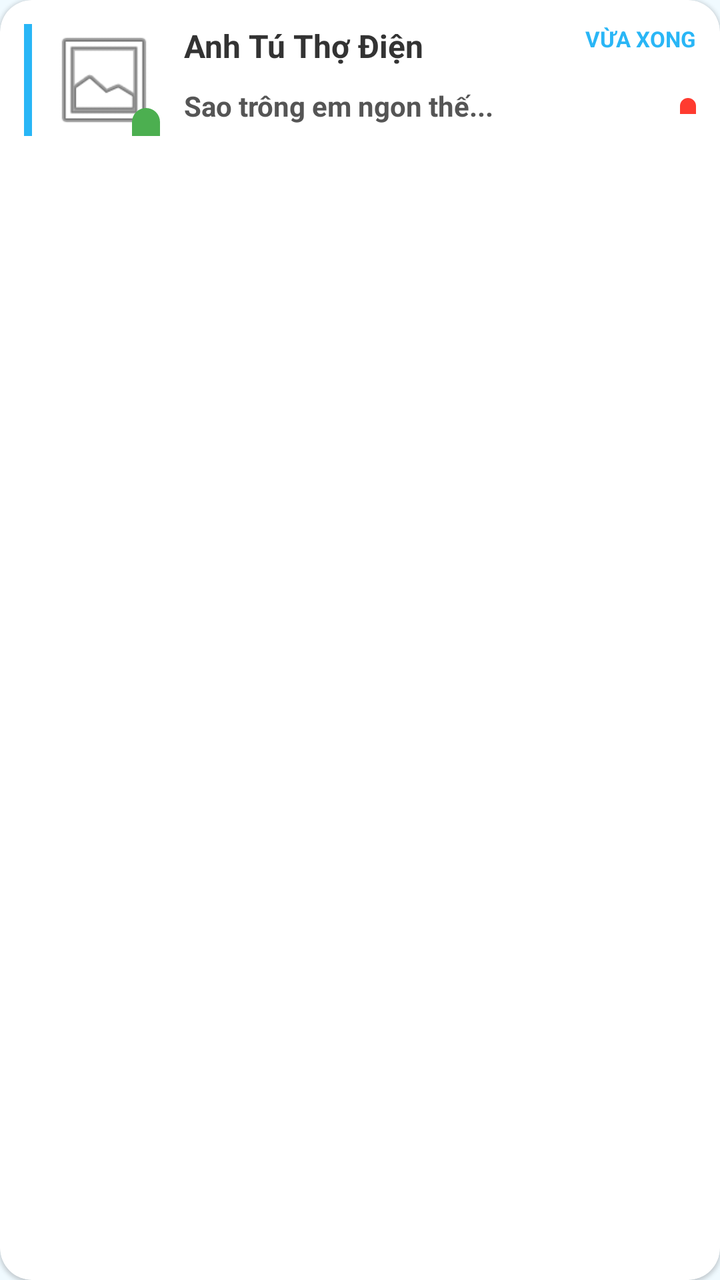
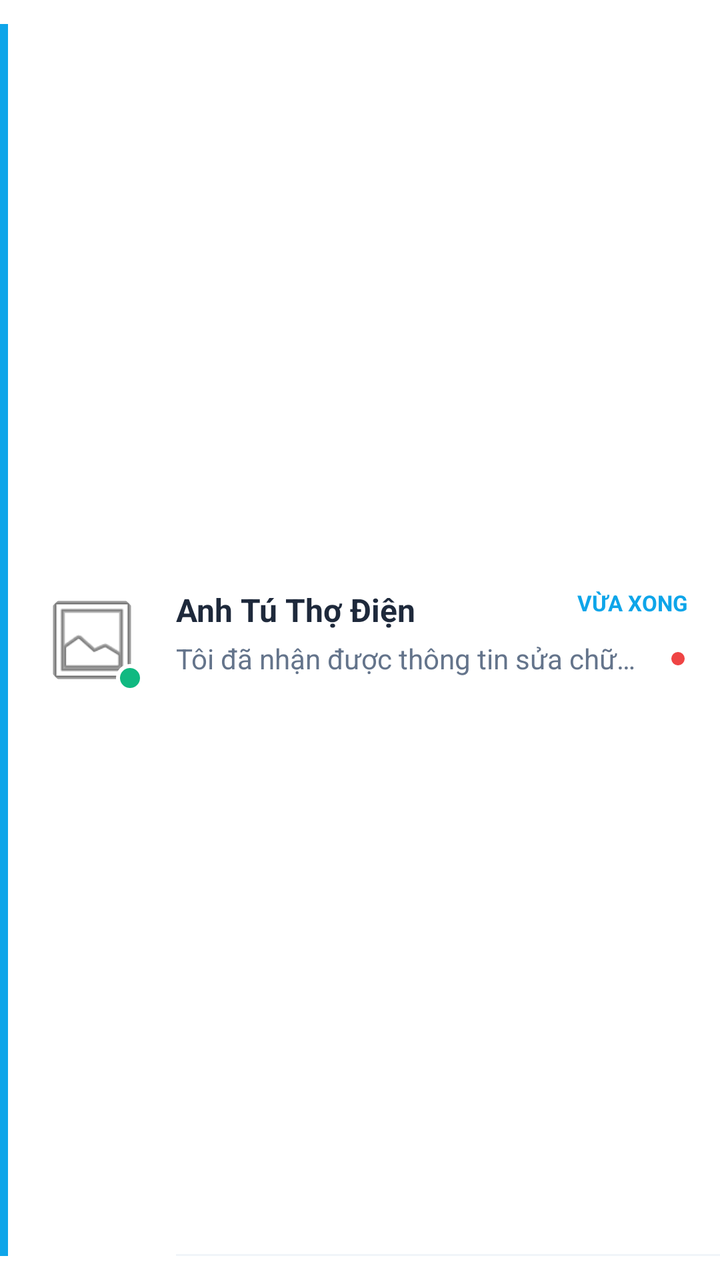

Screens rendered from an Android XML layout before and after an edit, with the pre-edit source and the edit as a unified diff.
<!-- AndroidManifest.xml: application theme Theme.FixItVN -->
<!-- res/layout/item_chat_customer.xml -->
<?xml version="1.0" encoding="utf-8"?>
<com.google.android.material.card.MaterialCardView
    xmlns:android="http://schemas.android.com/apk/res/android"
    xmlns:app="http://schemas.android.com/apk/res-auto"
    android:layout_width="match_parent"
    android:layout_height="wrap_content"
    android:layout_marginHorizontal="16dp"
    android:layout_marginVertical="6dp"
    app:cardBackgroundColor="@android:color/white"
    app:cardCornerRadius="16dp"
    app:cardElevation="1dp"
    app:strokeWidth="0dp">

    <androidx.constraintlayout.widget.ConstraintLayout
        android:layout_width="match_parent"
        android:layout_height="wrap_content"
        android:padding="12dp">

        
        
        <View
            android:id="@+id/viewActiveBorder"
            android:layout_width="4dp"
            android:layout_height="0dp"
            android:background="#29B6F6"
            app:layout_constraintBottom_toBottomOf="parent"
            app:layout_constraintStart_toStartOf="parent"
            app:layout_constraintTop_toTopOf="parent" />

        
        <ImageView
            android:id="@+id/ivAvatar"
            android:layout_width="56dp"
            android:layout_height="56dp"
            android:layout_marginStart="8dp"
            android:background="@drawable/bg_bottom_sheet"
            android:src="@android:drawable/ic_menu_gallery"
            app:layout_constraintBottom_toBottomOf="parent"
            app:layout_constraintStart_toEndOf="@id/viewActiveBorder"
            app:layout_constraintTop_toTopOf="parent" />

        
        <View
            android:id="@+id/viewOnlineDot"
            android:layout_width="14dp"
            android:layout_height="14dp"
            android:background="@drawable/bg_bottom_sheet"
            android:backgroundTint="#4CAF50"
            app:layout_constraintBottom_toBottomOf="@id/ivAvatar"
            app:layout_constraintEnd_toEndOf="@id/ivAvatar" />

        
        <TextView
            android:id="@+id/tvName"
            android:layout_width="0dp"
            android:layout_height="wrap_content"
            android:layout_marginStart="12dp"
            android:layout_marginEnd="8dp"
            android:text="Anh Tú Thợ Điện"
            android:textColor="#333333"
            android:textSize="16sp"
            android:textStyle="bold"
            app:layout_constraintEnd_toStartOf="@id/tvTime"
            app:layout_constraintStart_toEndOf="@id/ivAvatar"
            app:layout_constraintTop_toTopOf="@id/ivAvatar" />

        
        <TextView
            android:id="@+id/tvTime"
            android:layout_width="wrap_content"
            android:layout_height="wrap_content"
            android:text="VỪA XONG"
            android:textColor="#29B6F6"
            android:textSize="11sp"
            android:textStyle="bold"
            app:layout_constraintEnd_toEndOf="parent"
            app:layout_constraintTop_toTopOf="@id/tvName" />

        
        <TextView
            android:id="@+id/tvLastMessage"
            android:layout_width="0dp"
            android:layout_height="wrap_content"
            android:layout_marginTop="4dp"
            android:layout_marginEnd="8dp"
            android:ellipsize="end"
            android:maxLines="1"
            android:text="Sao trông em ngon thế..."
            android:textColor="#555555"
            android:textSize="14sp"
            android:textStyle="bold"
            app:layout_constraintBottom_toBottomOf="@id/ivAvatar"
            app:layout_constraintEnd_toStartOf="@id/viewUnreadDot"
            app:layout_constraintStart_toStartOf="@id/tvName"
            app:layout_constraintTop_toBottomOf="@id/tvName" />

        
        <View
            android:id="@+id/viewUnreadDot"
            android:layout_width="8dp"
            android:layout_height="8dp"
            android:background="@drawable/bg_bottom_sheet"
            android:backgroundTint="#FF3B30"
            app:layout_constraintBottom_toBottomOf="@id/tvLastMessage"
            app:layout_constraintEnd_toEndOf="parent"
            app:layout_constraintTop_toTopOf="@id/tvLastMessage" />

    </androidx.constraintlayout.widget.ConstraintLayout>
</com.google.android.material.card.MaterialCardView>
<!-- resources referenced by this layout -->
<resources>
  <!-- drawable bg_bottom_sheet (drawable) -->
  <?xml version="1.0" encoding="utf-8"?>
  <shape xmlns:android="http://schemas.android.com/apk/res/android">
      <solid android:color="@android:color/white"/>
      <corners
          android:topLeftRadius="24dp"
          android:topRightRadius="24dp"/>
  </shape>
  <style name="Theme.FixItVN" parent="Theme.MaterialComponents.DayNight.NoActionBar">
  
          
          <item name="colorPrimary">#42c2ff</item>
          <item name="colorPrimaryDark">#00658b</item>
          <item name="colorPrimaryVariant">#00658b</item>
          <item name="colorOnPrimary">#ffffff</item>
  
          
          <item name="colorSecondary">#42c2ff</item>
          <item name="colorSecondaryVariant">#1a9fe0</item>
          <item name="colorOnSecondary">#ffffff</item>
  
          
          <item name="android:colorBackground">#f0faff</item>
          <item name="android:windowBackground">#f0faff</item>
          <item name="colorSurface">#ffffff</item>
          <item name="colorOnSurface">#0d1b2a</item>
  
          
          <item name="android:statusBarColor">#ffffff</item>
          <item name="android:windowLightStatusBar">true</item>
  
          
          <item name="android:navigationBarColor">#ffffff</item>
  
          
          <item name="bottomNavigationStyle">@style/Widget.FixIt.BottomNavigationView</item>
  
      </style>
  <style name="Widget.FixIt.BottomNavigationView" parent="Widget.MaterialComponents.BottomNavigationView">
          <item name="itemTextAppearanceActive">@style/TextAppearance.FixIt.BottomNav</item>
          <item name="itemTextAppearanceInactive">@style/TextAppearance.FixIt.BottomNav</item>
      </style>
  <style name="TextAppearance.FixIt.BottomNav" parent="TextAppearance.MaterialComponents.Caption">
          <item name="android:textSize">10sp</item>
          <item name="android:fontFamily">sans-serif-medium</item>
      </style>
</resources>

<!-- the commit's change to res/layout/item_chat_customer.xml (unified diff, before → after) -->
@@ -1,109 +1,110 @@
 <?xml version="1.0" encoding="utf-8"?>
-<com.google.android.material.card.MaterialCardView
+<androidx.constraintlayout.widget.ConstraintLayout
     xmlns:android="http://schemas.android.com/apk/res/android"
     xmlns:app="http://schemas.android.com/apk/res-auto"
     android:layout_width="match_parent"
     android:layout_height="wrap_content"
-    android:layout_marginHorizontal="16dp"
-    android:layout_marginVertical="6dp"
-    app:cardBackgroundColor="@android:color/white"
-    app:cardCornerRadius="16dp"
-    app:cardElevation="1dp"
-    app:strokeWidth="0dp">
+    android:background="@android:color/white"
+    android:foreground="?attr/selectableItemBackground"
+    android:clickable="true"
+    android:focusable="true"
+    android:paddingVertical="12dp">
 
-    <androidx.constraintlayout.widget.ConstraintLayout
-        android:layout_width="match_parent"
+    
+    <View
+        android:id="@+id/viewActiveBorder"
+        android:layout_width="4dp"
+        android:layout_height="0dp"
+        android:background="#0EA5E9"
+        app:layout_constraintBottom_toBottomOf="parent"
+        app:layout_constraintStart_toStartOf="parent"
+        app:layout_constraintTop_toTopOf="parent" />
+
+    
+    <com.google.android.material.imageview.ShapeableImageView
+        android:id="@+id/ivAvatar"
+        android:layout_width="52dp"
+        android:layout_height="52dp"
+        android:layout_marginStart="16dp"
+        android:scaleType="centerCrop"
+        android:src="@android:drawable/ic_menu_gallery"
+        app:shapeAppearanceOverlay="@style/CircleImageView"
+        app:layout_constraintBottom_toBottomOf="parent"
+        app:layout_constraintStart_toEndOf="@id/viewActiveBorder"
+        app:layout_constraintTop_toTopOf="parent" />
+
+    
+    <View
+        android:id="@+id/viewOnlineDot"
+        android:layout_width="14dp"
+        android:layout_height="14dp"
+        android:background="@drawable/bg_online_dot"
+        app:layout_constraintBottom_toBottomOf="@id/ivAvatar"
+        app:layout_constraintEnd_toEndOf="@id/ivAvatar" />
+
+    
+    <TextView
+        android:id="@+id/tvName"
+        android:layout_width="0dp"
         android:layout_height="wrap_content"
-        android:padding="12dp">
+        android:layout_marginStart="16dp"
+        android:layout_marginEnd="12dp"
+        android:text="Anh Tú Thợ Điện"
+        android:textColor="#1E293B"
+        android:textSize="16sp"
+        android:textStyle="bold"
+        app:layout_constraintEnd_toStartOf="@id/tvTime"
+        app:layout_constraintStart_toEndOf="@id/ivAvatar"
+        app:layout_constraintTop_toTopOf="@id/ivAvatar" />
 
-        
-        
-        <View
-            android:id="@+id/viewActiveBorder"
-            android:layout_width="4dp"
-            android:layout_height="0dp"
-            android:background="#29B6F6"
-            app:layout_constraintBottom_toBottomOf="parent"
-            app:layout_constraintStart_toStartOf="parent"
-            app:layout_constraintTop_toTopOf="parent" />
+    
+    <TextView
+        android:id="@+id/tvTime"
+        android:layout_width="wrap_content"
+        android:layout_height="wrap_content"
+        android:layout_marginEnd="16dp"
+        android:text="VỪA XONG"
+        android:textColor="#0EA5E9"
+        android:textSize="11sp"
+        android:textStyle="bold"
+        app:layout_constraintEnd_toEndOf="parent"
+        app:layout_constraintTop_toTopOf="@id/tvName" />
 
-        
-        <ImageView
-            android:id="@+id/ivAvatar"
-            android:layout_width="56dp"
-            android:layout_height="56dp"
-            android:layout_marginStart="8dp"
-            android:background="@drawable/bg_bottom_sheet"
-            android:src="@android:drawable/ic_menu_gallery"
-            app:layout_constraintBottom_toBottomOf="parent"
-            app:layout_constraintStart_toEndOf="@id/viewActiveBorder"
-            app:layout_constraintTop_toTopOf="parent" />
+    
+    <TextView
+        android:id="@+id/tvLastMessage"
+        android:layout_width="0dp"
+        android:layout_height="wrap_content"
+        android:layout_marginTop="4dp"
+        android:layout_marginEnd="12dp"
+        android:ellipsize="end"
+        android:maxLines="1"
+        android:text="Tôi đã nhận được thông tin sửa chữa rồi..."
+        android:textColor="#64748B"
+        android:textSize="14sp"
+        app:layout_constraintEnd_toStartOf="@id/viewUnreadDot"
+        app:layout_constraintStart_toStartOf="@id/tvName"
+        app:layout_constraintTop_toBottomOf="@id/tvName" />
 
-        
-        <View
-            android:id="@+id/viewOnlineDot"
-            android:layout_width="14dp"
-            android:layout_height="14dp"
-            android:background="@drawable/bg_bottom_sheet"
-            android:backgroundTint="#4CAF50"
-            app:layout_constraintBottom_toBottomOf="@id/ivAvatar"
-            app:layout_constraintEnd_toEndOf="@id/ivAvatar" />
+    
+    <View
+        android:id="@+id/viewUnreadDot"
+        android:layout_width="10dp"
+        android:layout_height="10dp"
+        android:layout_marginEnd="16dp"
+        android:background="@drawable/bg_unread_dot"
+        app:layout_constraintBottom_toBottomOf="@id/tvLastMessage"
+        app:layout_constraintEnd_toEndOf="parent"
+        app:layout_constraintTop_toTopOf="@id/tvLastMessage" />
 
-        
-        <TextView
-            android:id="@+id/tvName"
-            android:layout_width="0dp"
-            android:layout_height="wrap_content"
-            android:layout_marginStart="12dp"
-            android:layout_marginEnd="8dp"
-            android:text="Anh Tú Thợ Điện"
-            android:textColor="#333333"
-            android:textSize="16sp"
-            android:textStyle="bold"
-            app:layout_constraintEnd_toStartOf="@id/tvTime"
-            app:layout_constraintStart_toEndOf="@id/ivAvatar"
-            app:layout_constraintTop_toTopOf="@id/ivAvatar" />
+    
+    <View
+        android:id="@+id/divider"
+        android:layout_width="0dp"
+        android:layout_height="1dp"
+        android:background="#F1F5F9"
+        app:layout_constraintBottom_toBottomOf="parent"
+        app:layout_constraintEnd_toEndOf="parent"
+        app:layout_constraintStart_toStartOf="@id/tvName" />
 
-        
-        <TextView
-            android:id="@+id/tvTime"
-            android:layout_width="wrap_content"
-            android:layout_height="wrap_content"
-            android:text="VỪA XONG"
-            android:textColor="#29B6F6"
-            android:textSize="11sp"
-            android:textStyle="bold"
-            app:layout_constraintEnd_toEndOf="parent"
-            app:layout_constraintTop_toTopOf="@id/tvName" />
-
-        
-        <TextView
-            android:id="@+id/tvLastMessage"
-            android:layout_width="0dp"
-            android:layout_height="wrap_content"
-            android:layout_marginTop="4dp"
-            android:layout_marginEnd="8dp"
-            android:ellipsize="end"
-            android:maxLines="1"
-            android:text="Sao trông em ngon thế..."
-            android:textColor="#555555"
-            android:textSize="14sp"
-            android:textStyle="bold"
-            app:layout_constraintBottom_toBottomOf="@id/ivAvatar"
-            app:layout_constraintEnd_toStartOf="@id/viewUnreadDot"
-            app:layout_constraintStart_toStartOf="@id/tvName"
-            app:layout_constraintTop_toBottomOf="@id/tvName" />
-
-        
-        <View
-            android:id="@+id/viewUnreadDot"
-            android:layout_width="8dp"
-            android:layout_height="8dp"
-            android:background="@drawable/bg_bottom_sheet"
-            android:backgroundTint="#FF3B30"
-            app:layout_constraintBottom_toBottomOf="@id/tvLastMessage"
-            app:layout_constraintEnd_toEndOf="parent"
-            app:layout_constraintTop_toTopOf="@id/tvLastMessage" />
-
-    </androidx.constraintlayout.widget.ConstraintLayout>
-</com.google.android.material.card.MaterialCardView>
+</androidx.constraintlayout.widget.ConstraintLayout>
<!-- resource entries referenced after the edit -->
@@ -1,13 +1,27 @@
 <!-- resources referenced by this layout -->
 <resources>
-  <!-- drawable bg_bottom_sheet (drawable) -->
+  <!-- drawable bg_online_dot (drawable) -->
   <?xml version="1.0" encoding="utf-8"?>
-  <shape xmlns:android="http://schemas.android.com/apk/res/android">
-      <solid android:color="@android:color/white"/>
-      <corners
-          android:topLeftRadius="24dp"
-          android:topRightRadius="24dp"/>
+  <shape xmlns:android="http://schemas.android.com/apk/res/android"
+      android:shape="oval">
+      <solid android:color="#10B981" /> 
+      <stroke
+          android:width="2dp"
+          android:color="#FFFFFF" /> 
   </shape>
+  <!-- drawable bg_unread_dot (drawable) -->
+  <?xml version="1.0" encoding="utf-8"?>
+  <shape xmlns:android="http://schemas.android.com/apk/res/android"
+      android:shape="oval">
+      <solid android:color="#EF4444" /> 
+      <stroke
+          android:width="1.5dp"
+          android:color="#FFFFFF" />
+  </shape>
+  <style name="CircleImageView" parent="">
+          <item name="cornerFamily">rounded</item>
+          <item name="cornerSize">50%</item>
+      </style>
   <style name="Theme.FixItVN" parent="Theme.MaterialComponents.DayNight.NoActionBar">
   
           
